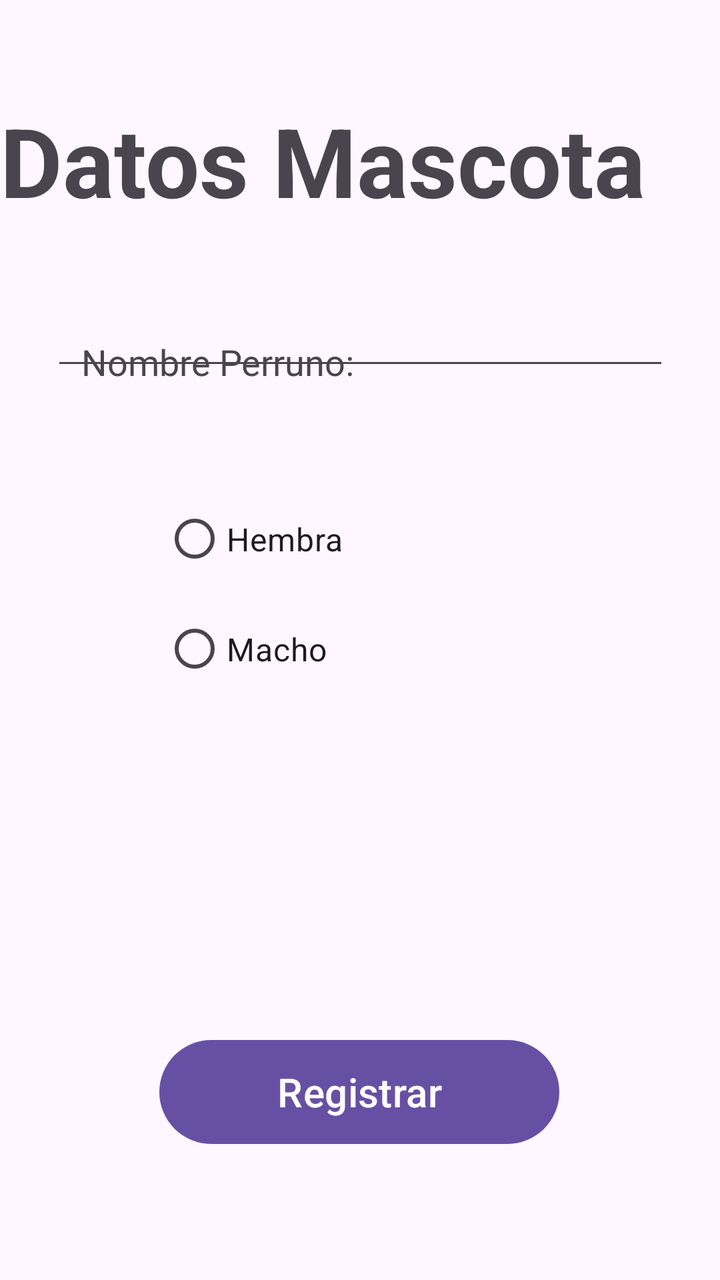
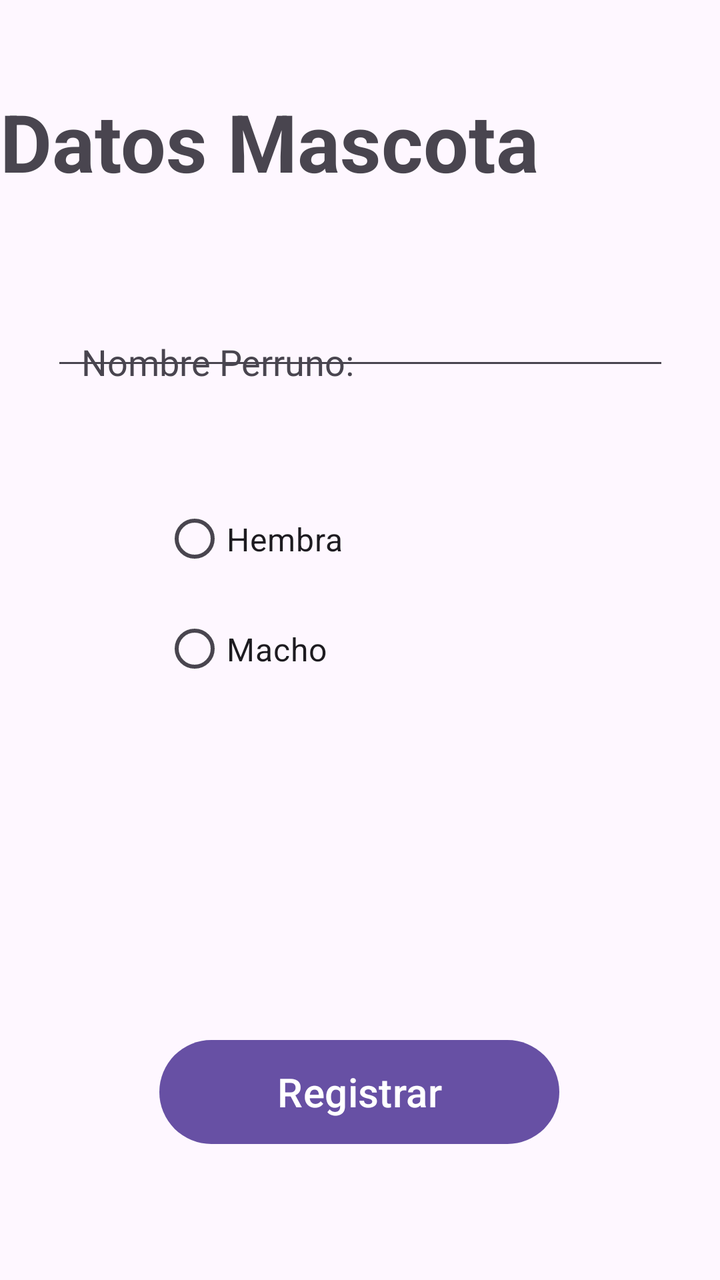

Two renders of the same Android screen: before a commit and after it. Below are the layout's source before the change and the commit's diff.
<!-- AndroidManifest.xml: application theme Theme.MascotaRuta_WAV -->
<!-- res/layout/activity_registrar_mascota.xml -->
<?xml version="1.0" encoding="utf-8"?>
<androidx.constraintlayout.widget.ConstraintLayout xmlns:android="http://schemas.android.com/apk/res/android"
    xmlns:app="http://schemas.android.com/apk/res-auto"
    xmlns:tools="http://schemas.android.com/tools"
    android:id="@+id/main"
    android:layout_width="match_parent"
    android:layout_height="match_parent"
    tools:context=".RegistrarMascotaActivity">

    <TextView
        android:id="@+id/titleMascota"
        android:layout_width="329dp"
        android:layout_height="69dp"
        android:layout_marginTop="48dp"
        android:text="Datos Mascota"
        android:textSize="48dp"
        android:textStyle="bold"
        app:layout_constraintTop_toTopOf="parent"
        tools:layout_editor_absoluteX="41dp" />

    <TextView
        android:layout_width="157dp"
        android:layout_height="27dp"
        android:text="Nombre Perruno:"
        android:textSize="18dp"
        app:layout_constraintBottom_toBottomOf="parent"
        app:layout_constraintEnd_toEndOf="parent"
        app:layout_constraintHorizontal_bias="0.2"
        app:layout_constraintStart_toStartOf="parent"
        app:layout_constraintTop_toTopOf="parent"
        app:layout_constraintVertical_bias="0.275" />

    <EditText
        android:id="@+id/etNombre"
        android:layout_width="309dp"
        android:layout_height="60dp"
        android:layout_marginBottom="52dp"
        app:layout_constraintBottom_toTopOf="@+id/rgGenero"
        app:layout_constraintEnd_toEndOf="parent"
        app:layout_constraintStart_toStartOf="parent"
        app:layout_constraintTop_toBottomOf="@+id/titleMascota"
        app:layout_constraintVertical_bias="1.0" />

    <RadioGroup
        android:id="@+id/rgGenero"
        android:layout_width="198dp"
        android:layout_height="134dp"
        android:layout_marginBottom="140dp"
        app:layout_constraintBottom_toTopOf="@+id/btnRegistrar"
        app:layout_constraintEnd_toEndOf="parent"
        app:layout_constraintHorizontal_bias="0.502"
        app:layout_constraintStart_toStartOf="parent">

        <RadioButton
            android:id="@+id/rbHembra"
            android:layout_width="180dp"
            android:layout_height="55dp"
            android:text="Hembra"
            android:textSize="16dp" />

        <RadioButton
            android:id="@+id/rbMacho"
            android:layout_width="180dp"
            android:layout_height="55dp"
            android:text="Macho"
            android:textSize="16dp" />
    </RadioGroup>

    <Button
        android:id="@+id/btnRegistrar"
        android:layout_width="200dp"
        android:layout_height="60dp"
        android:layout_marginBottom="64dp"
        android:text="Registrar"
        android:textSize="20dp"
        app:layout_constraintBottom_toBottomOf="parent"
        app:layout_constraintEnd_toEndOf="parent"
        app:layout_constraintHorizontal_bias="0.497"
        app:layout_constraintStart_toStartOf="parent" />

</androidx.constraintlayout.widget.ConstraintLayout>
<!-- resources referenced by this layout -->
<resources>
  <style name="Theme.MascotaRuta_WAV" parent="Base.Theme.MascotaRuta_WAV" />
  <style name="Base.Theme.MascotaRuta_WAV" parent="Theme.Material3.DayNight.NoActionBar">
          
          
      </style>
</resources>

<!-- the commit's change to res/layout/activity_registrar_mascota.xml (unified diff, before → after) -->
@@ -9,14 +9,14 @@
 
     <TextView
         android:id="@+id/titleMascota"
-        android:layout_width="329dp"
-        android:layout_height="69dp"
-        android:layout_marginTop="48dp"
+        android:layout_width="wrap_content"
+        android:layout_height="wrap_content"
+        android:layout_marginTop="44dp"
         android:text="Datos Mascota"
-        android:textSize="48dp"
+        android:textSize="40dp"
         android:textStyle="bold"
         app:layout_constraintTop_toTopOf="parent"
-        tools:layout_editor_absoluteX="41dp" />
+        tools:layout_editor_absoluteX="77dp" />
 
     <TextView
         android:layout_width="157dp"
